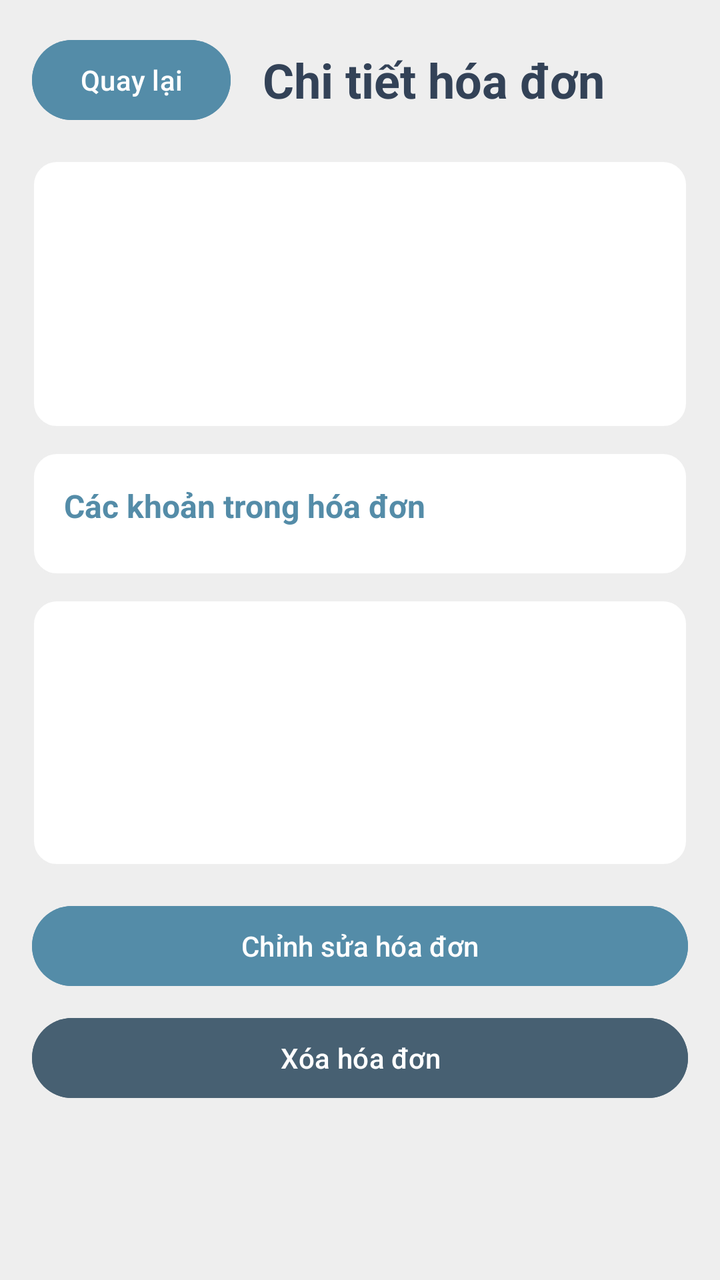
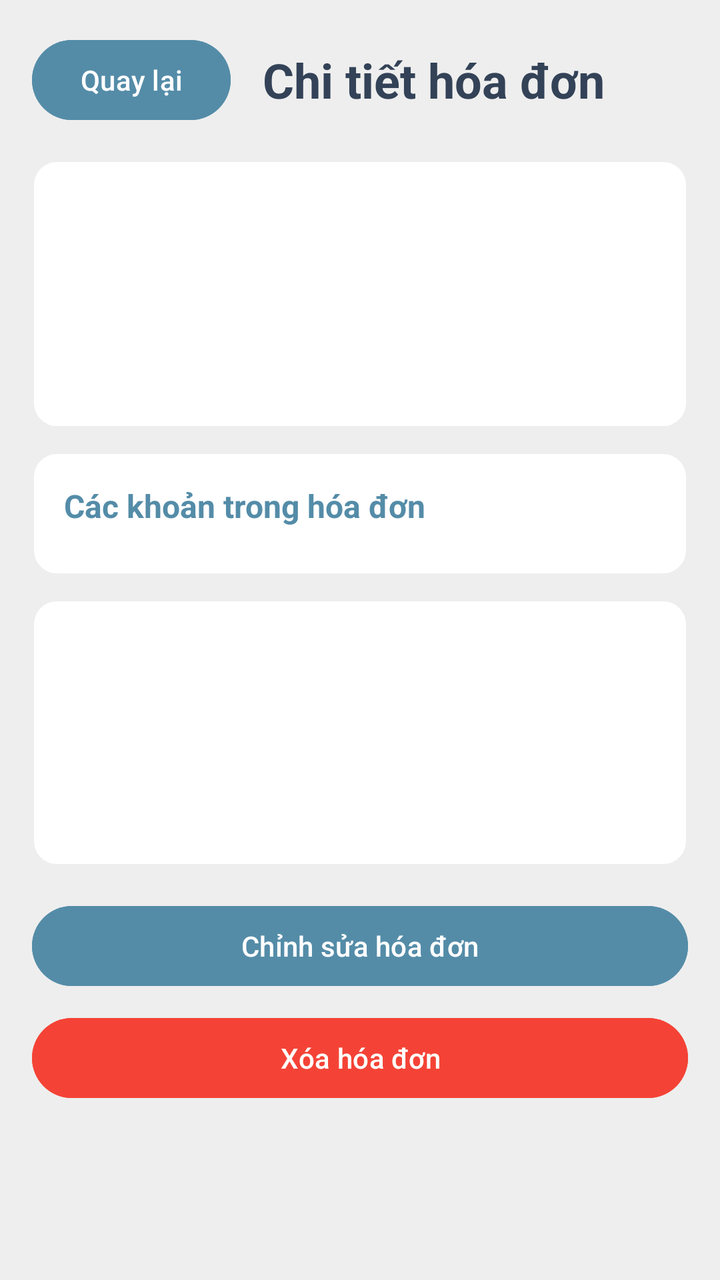

Screens rendered from an Android XML layout before and after an edit, with the pre-edit source and the edit as a unified diff.
<!-- AndroidManifest.xml: application theme Theme.Rentaly_Management -->
<!-- res/layout/fragment_invoice_detail.xml -->
<?xml version="1.0" encoding="utf-8"?>
<ScrollView xmlns:android="http://schemas.android.com/apk/res/android"
    android:layout_width="match_parent"
    android:layout_height="match_parent"
    android:background="@color/background"
    android:fillViewport="true">
    <LinearLayout
        android:layout_width="match_parent"
        android:layout_height="wrap_content"
        android:orientation="vertical"
        android:padding="16dp">
        <LinearLayout
            android:layout_width="match_parent"
            android:layout_height="wrap_content"
            android:gravity="center_vertical">
            <Button
                android:id="@+id/invoice_detail_back"
                android:layout_width="wrap_content"
                android:layout_height="48dp"
                android:backgroundTint="@color/primary"
                android:text="Quay lại"
                android:textColor="@color/white" />
            <TextView
                android:layout_width="0dp"
                android:layout_height="wrap_content"
                android:layout_marginStart="16dp"
                android:layout_weight="1"
                android:text="Chi tiết hóa đơn"
                android:textColor="@color/dark_navy"
                android:textSize="24sp"
                android:textStyle="bold" />
        </LinearLayout>
        <LinearLayout
            android:layout_width="match_parent"
            android:layout_height="wrap_content"
            android:layout_marginTop="16dp"
            android:background="@drawable/user_detail_card"
            android:orientation="vertical"
            android:padding="16dp">
            <TextView android:id="@+id/invoice_detail_number" android:layout_width="match_parent" android:layout_height="wrap_content" android:textColor="@color/dark_navy" android:textSize="20sp" android:textStyle="bold" />
            <TextView android:id="@+id/invoice_detail_room" android:layout_width="match_parent" android:layout_height="wrap_content" android:layout_marginTop="6dp" android:textColor="@color/secondary" android:textSize="15sp" />
            <TextView android:id="@+id/invoice_detail_status" android:layout_width="match_parent" android:layout_height="wrap_content" android:layout_marginTop="4dp" android:textColor="@color/primary" android:textSize="15sp" />
            <TextView android:id="@+id/invoice_detail_due" android:layout_width="match_parent" android:layout_height="wrap_content" android:layout_marginTop="4dp" android:textColor="@color/secondary" android:textSize="15sp" />
        </LinearLayout>
        <LinearLayout
            android:layout_width="match_parent"
            android:layout_height="wrap_content"
            android:layout_marginTop="12dp"
            android:background="@drawable/user_detail_card"
            android:orientation="vertical"
            android:padding="16dp">
            <TextView android:layout_width="match_parent" android:layout_height="wrap_content" android:text="Các khoản trong hóa đơn" android:textColor="@color/primary" android:textSize="16sp" android:textStyle="bold" />
            <LinearLayout android:id="@+id/invoice_detail_items" android:layout_width="match_parent" android:layout_height="wrap_content" android:layout_marginTop="8dp" android:orientation="vertical" />
        </LinearLayout>
        <LinearLayout
            android:layout_width="match_parent"
            android:layout_height="wrap_content"
            android:layout_marginTop="12dp"
            android:background="@drawable/user_detail_card"
            android:orientation="vertical"
            android:padding="16dp">
            <TextView android:id="@+id/invoice_detail_subtotal" android:layout_width="match_parent" android:layout_height="wrap_content" android:textColor="@color/secondary" android:textSize="15sp" />
            <TextView android:id="@+id/invoice_detail_discount" android:layout_width="match_parent" android:layout_height="wrap_content" android:layout_marginTop="4dp" android:textColor="@color/secondary" android:textSize="15sp" />
            <TextView android:id="@+id/invoice_detail_tax" android:layout_width="match_parent" android:layout_height="wrap_content" android:layout_marginTop="4dp" android:textColor="@color/secondary" android:textSize="15sp" />
            <TextView android:id="@+id/invoice_detail_total" android:layout_width="match_parent" android:layout_height="wrap_content" android:layout_marginTop="8dp" android:textColor="@color/dark_navy" android:textSize="18sp" android:textStyle="bold" />
        </LinearLayout>
        <Button android:id="@+id/invoice_detail_edit" android:layout_width="match_parent" android:layout_height="48dp" android:layout_marginTop="16dp" android:backgroundTint="@color/primary" android:text="Chỉnh sửa hóa đơn" android:textColor="@color/white" />
        <Button android:id="@+id/invoice_detail_delete" android:layout_width="match_parent" android:layout_height="48dp" android:layout_marginTop="8dp" android:layout_marginBottom="8dp" android:backgroundTint="@color/secondary" android:text="Xóa hóa đơn" android:textColor="@color/white" />
    </LinearLayout>
</ScrollView>
<!-- resources referenced by this layout -->
<resources>
  <color name="background">#EEEEEE</color>
  <color name="dark_navy">#334257</color>
  <color name="primary">#548CA8</color>
  <color name="secondary">#476072</color>
  <color name="white">#FFFFFFFF</color>
  <!-- drawable user_detail_card (drawable) -->
  <?xml version="1.0" encoding="utf-8"?>
  <shape xmlns:android="http://schemas.android.com/apk/res/android" android:shape="rectangle">
      <solid android:color="@color/white" />
      <corners android:radius="12dp" />
      <stroke android:width="1dp" android:color="@color/background" />
  </shape>
  <style name="Theme.Rentaly_Management" parent="Base.Theme.Rentaly_Management" />
  <style name="Base.Theme.Rentaly_Management" parent="Theme.Material3.DayNight.NoActionBar">
          
          
      </style>
</resources>

<!-- the commit's change to res/layout/fragment_invoice_detail.xml (unified diff, before → after) -->
@@ -65,6 +65,15 @@
             <TextView android:id="@+id/invoice_detail_total" android:layout_width="match_parent" android:layout_height="wrap_content" android:layout_marginTop="8dp" android:textColor="@color/dark_navy" android:textSize="18sp" android:textStyle="bold" />
         </LinearLayout>
         <Button android:id="@+id/invoice_detail_edit" android:layout_width="match_parent" android:layout_height="48dp" android:layout_marginTop="16dp" android:backgroundTint="@color/primary" android:text="Chỉnh sửa hóa đơn" android:textColor="@color/white" />
-        <Button android:id="@+id/invoice_detail_delete" android:layout_width="match_parent" android:layout_height="48dp" android:layout_marginTop="8dp" android:layout_marginBottom="8dp" android:backgroundTint="@color/secondary" android:text="Xóa hóa đơn" android:textColor="@color/white" />
+
+        <Button
+            android:id="@+id/invoice_detail_delete"
+            android:layout_width="match_parent"
+            android:layout_height="48dp"
+            android:layout_marginTop="8dp"
+            android:layout_marginBottom="8dp"
+            android:backgroundTint="#F44336"
+            android:text="Xóa hóa đơn"
+            android:textColor="@color/white" />
     </LinearLayout>
 </ScrollView>
